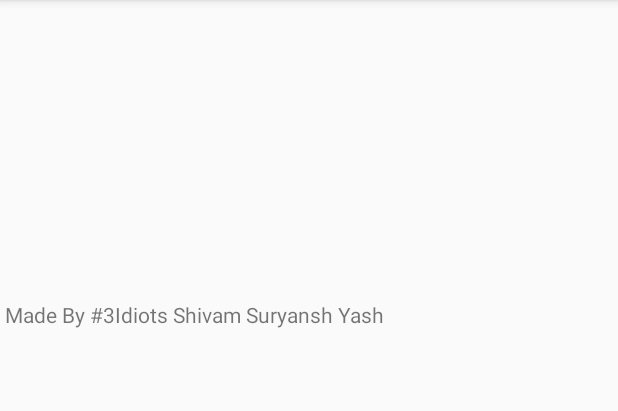
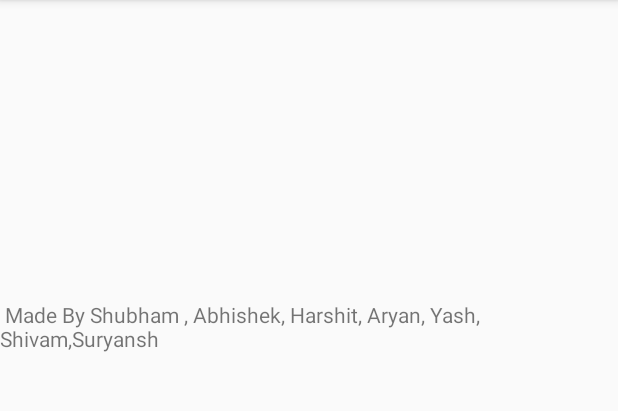
Before and after one commit to suryanshhbtu/GreenRidersHBTU, an Android app: the AppInfo screen opened directly, with no data from a screen before it, on a phone screen of 412 x 824 dp, the part 84-495 px from its top. Run offline under Robolectric (Android 15) with nearby library versions, the phone set to English and light mode, and no system bars.

Commit message:
Update activity_app_info.xml

```diff
--- a/app/src/main/res/layout/activity_app_info.xml
+++ b/app/src/main/res/layout/activity_app_info.xml
@@ -9,7 +9,7 @@
         android:layout_width="match_parent"
         android:layout_height="match_parent"
         android:layout_marginTop="200dp"
-        android:text=" Made By #3Idiots Shivam Suryansh Yash"
+        android:text=" Made By Shubham , Abhishek, Harshit, Aryan, Yash, Shivam,Suryansh"
         ></TextView>
 
 </androidx.constraintlayout.widget.ConstraintLayout>
```
